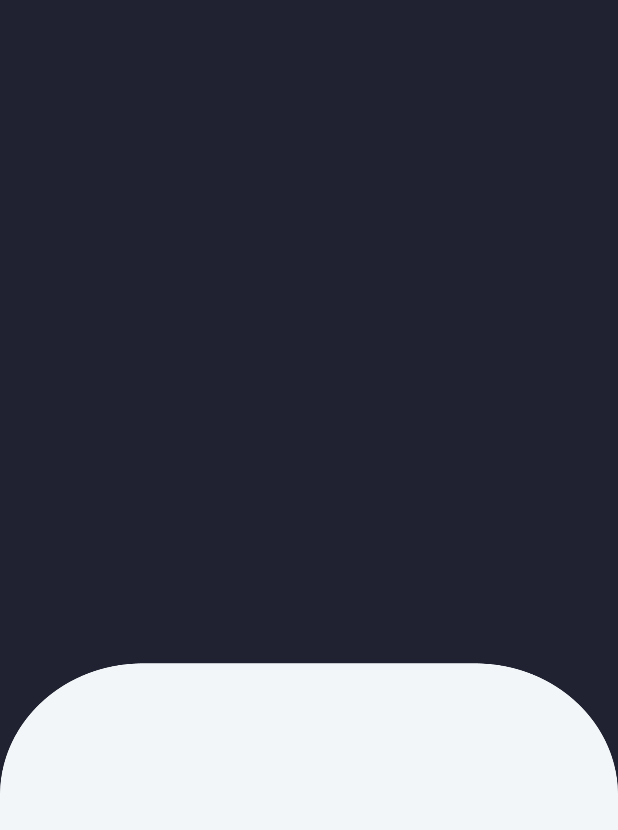
After one commit to YouDontSayIt-dev/Investor-Article-Summarization-Program, an Android app: the layout activity_welcome_screen.xml on its own in the app's theme, with its tools: preview values and no code run, on a phone screen of 412 x 824 dp. The commit adds this screen. Shown: the top 830 px of the screen. Run offline under Robolectric (Android 15) with nearby library versions, the phone set to English and light mode, and no system bars.

Commit message:
Added splash screen and login

```diff
--- a/app/src/main/AndroidManifest.xml
+++ b/app/src/main/AndroidManifest.xml
@@ -12,6 +12,10 @@
         android:theme="@style/Theme.App"
         tools:targetApi="31">
         <activity
+            android:name=".welcomeScreen"
+            android:exported="false"
+            android:label="WelcomeScreen"/>
+        <activity
             android:name=".MainActivity"
             android:exported="true">
             <intent-filter>
--- /dev/null
+++ b/app/src/main/res/layout/activity_welcome_screen.xml
@@ -0,0 +1,10 @@
+<?xml version="1.0" encoding="utf-8"?>
+<RelativeLayout xmlns:android="http://schemas.android.com/apk/res/android"
+    xmlns:app="http://schemas.android.com/apk/res-auto"
+    xmlns:tools="http://schemas.android.com/tools"
+    android:layout_width="match_parent"
+    android:layout_height="match_parent"
+    tools:context=".welcomeScreen"
+    android:background="@drawable/signin">
+
+</RelativeLayout>
--- a/app/src/main/res/values/colors.xml
+++ b/app/src/main/res/values/colors.xml
@@ -7,4 +7,6 @@
     <color name="teal_700">#FF018786</color>
     <color name="black">#FF000000</color>
     <color name="white">#FFFFFFFF</color>
+    <color name="navy_blue">#202231</color>
+
 </resources>
--- a/app/src/main/res/values/strings.xml
+++ b/app/src/main/res/values/strings.xml
@@ -1,3 +1,4 @@
 <resources>
     <string name="app_name">App</string>
+
 </resources>
--- a/app/src/main/res/values/themes.xml
+++ b/app/src/main/res/values/themes.xml
@@ -1,6 +1,6 @@
 <resources xmlns:tools="http://schemas.android.com/tools">
     <!-- Base application theme. -->
-    <style name="Theme.App" parent="Theme.MaterialComponents.DayNight.DarkActionBar">
+    <style name="Theme.App" parent="Theme.MaterialComponents.DayNight.NoActionBar">
         <!-- Primary brand color. -->
         <item name="colorPrimary">@color/purple_500</item>
         <item name="colorPrimaryVariant">@color/purple_700</item>
```
Also changed, not shown: app/src/main/java/com/example/app/MainActivity.java (+16 -1 lines), app/src/main/java/com/example/app/welcomeScreen.java (added, +14 -0 lines), app/src/main/res/layout/activity_main.xml (+9 -7 lines), app/src/main/res/drawable/black.png (added), app/src/main/res/drawable/blue.png (added), app/src/main/res/drawable/purple.png (added), app/src/main/res/drawable/signin.png (added).
